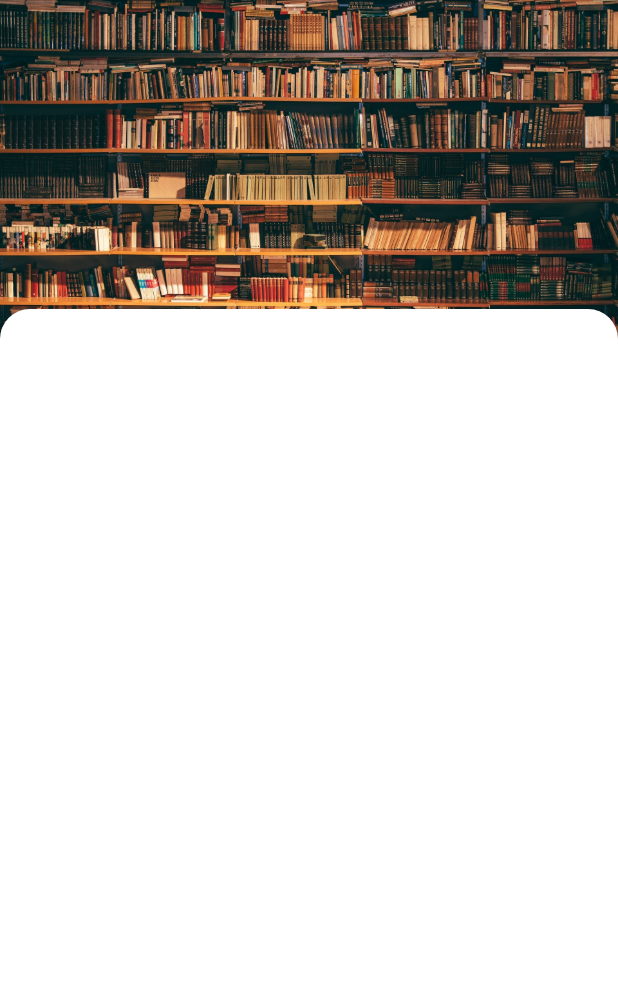
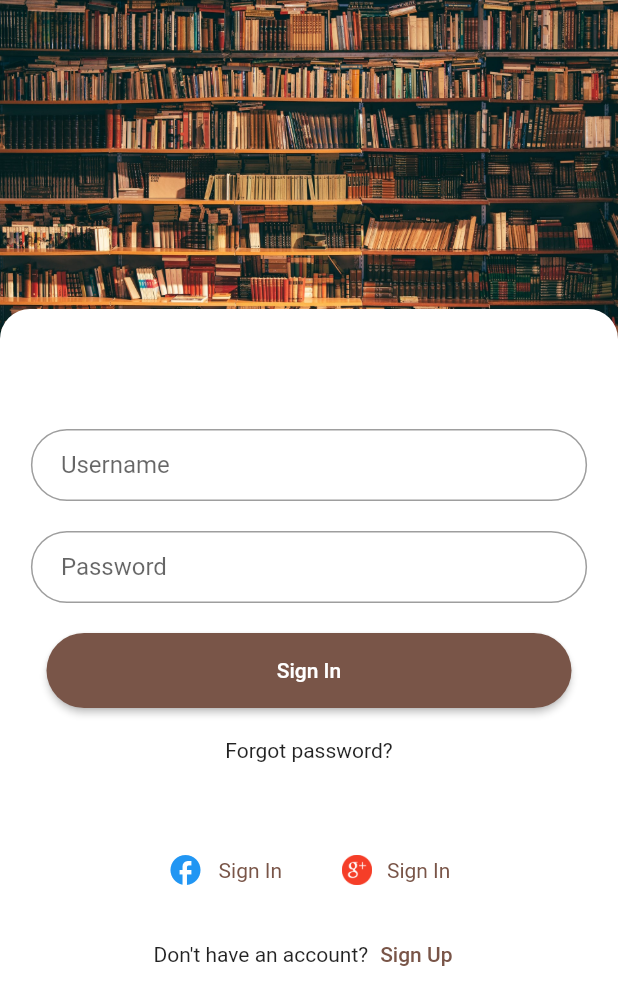
Before and after one commit to eng-gergely-zsolt/finebooks_app, a Flutter app: the screen it shows after launch, after a tap on "Sign in", on a phone screen of 412 x 824 dp. Shown: the top 1005 px of the screen. Run offline on Flutter 3.47's test engine with Material 2 defaults, Android fonts, the light colour scheme and no system bars; our stand-ins replace flutter_bloc.

Commit message:
Login page backend

```diff
--- /dev/null
+++ b/lib/blocs/login/login_block.dart
@@ -0,0 +1,17 @@
+import 'package:flutter_bloc/flutter_bloc.dart';
+
+import 'login_events.dart';
+import 'login_state.dart';
+
+class LoginBloc extends Bloc<LoginEvent, LoginState> {
+  LoginBloc() : super(LoginState());
+
+  @override
+  Stream<LoginState> mapEventToState(LoginEvent event) async* {
+    //Change input
+    if (event is ChangeInput) {
+      yield state.newLoginState(
+          pUsername: event.username, pPassword: event.password);
+    }
+  }
+}
--- /dev/null
+++ b/lib/blocs/login/login_events.dart
@@ -0,0 +1,7 @@
+abstract class LoginEvent {}
+
+class ChangeInput extends LoginEvent {
+  final String? username;
+  final String? password;
+  ChangeInput({this.username, this.password});
+}
--- /dev/null
+++ b/lib/blocs/login/login_state.dart
@@ -0,0 +1,81 @@
+import '../../models/user.dart';
+import '../../services/login_call.dart';
+
+class LoginState {
+  final String userName;
+  final String password;
+
+  bool isUsernameValid;
+  bool isPasswordCorrect;
+
+  LoginState({
+    this.userName = '',
+    this.password = '',
+    this.isUsernameValid = false,
+    this.isPasswordCorrect = false,
+  });
+
+  LoginState newLoginState({
+    String? pUsername,
+    String? pPassword,
+    bool? pIsUsernameValid,
+    bool? pIsPasswordCorrect,
+  }) {
+    return LoginState(
+      userName: pUsername ?? this.userName,
+      password: pPassword ?? this.password,
+      isUsernameValid: pIsUsernameValid ?? this.isUsernameValid,
+      isPasswordCorrect: pIsPasswordCorrect ?? this.isPasswordCorrect,
+    );
+  }
+
+  void setIsUsernameValid(bool newValue) {
+    this.isUsernameValid = newValue;
+  }
+
+  void setIsPasswordCorrect(bool newValue) {
+    this.isPasswordCorrect = newValue;
+  }
+
+  String? validateUsername() {
+    String? result;
+
+    if (this.isUsernameValid == false) {
+      result = 'Invalid username';
+    }
+
+    return result;
+  }
+
+  String? validatePassword() {
+    String? response;
+
+    if (this.isUsernameValid == false) {
+    }
+    //Invalid password
+    else if (this.isPasswordCorrect == false) {
+      response = 'Invalid password';
+    }
+
+    return response;
+  }
+
+  Future<List<User>> validateLogin(String username) {
+    setIsUsernameValid(false);
+    setIsPasswordCorrect(false);
+
+    Future<List<User>> person = fetchPerson(username);
+
+    person.then((value) {
+      if (value.isNotEmpty) {
+        setIsUsernameValid(true);
+
+        if (this.password == value[0].password) {
+          setIsPasswordCorrect(true);
+        }
+      }
+    });
+
+    return person;
+  }
+}
--- a/lib/main.dart
+++ b/lib/main.dart
@@ -1,19 +1,47 @@
+import 'dart:io';
+
 import 'package:flutter/material.dart';
 
-import 'screens/login/lobby.dart';
+import './screens/lobby/lobby.dart';
 
 void main() {
+  HttpOverrides.global = new MyHttpOverrides();
   runApp(MyApp());
 }
 
 class MyApp extends StatelessWidget {
   @override
-  Widget build(BuildContext context) {
+  build(context) {
     return MaterialApp(
-      title: 'FineBooks',
       home: Scaffold(
         body: Lobby(),
       ),
     );
+    // return MaterialApp(
+    //   home: Lobby(),
+    // );
   }
 }
+
+class MyHttpOverrides extends HttpOverrides {
+  @override
+  HttpClient createHttpClient(SecurityContext? context) {
+    return super.createHttpClient(context)
+      ..badCertificateCallback =
+          (X509Certificate cert, String host, int port) => true;
+  }
+}
+
+// FutureBuilder<Person>(
+              //     future: state.validateLogin(),
+              //     builder:
+              //         (BuildContext context, AsyncSnapshot<Person> snapshot) {
+              //       return snapshot.data != null
+              //           ? Text(snapshot.data!.firstName)
+              //           : Text('fasz');
+              //     }),
+
+
+// var mediaQuery = MediaQuery.of(context);
+// var appWidth = mediaQuery.size.width;
+// var appHeight = mediaQuery.size.width - MediaQueryData.fromWindow(window).padding.top;
--- /dev/null
+++ b/lib/models/user.dart
@@ -0,0 +1,19 @@
+class User {
+  final int id;
+  final String username;
+  final String password;
+  final String lastName;
+  final String firstName;
+
+  User(this.id, this.username, this.password, this.lastName, this.firstName);
+
+  factory User.fromJson(Map<String, dynamic> json) {
+    return User(
+      json['id'],
+      json['username'],
+      json['password_'],
+      json['last_name'],
+      json['first_name'],
+    );
+  }
+}
--- /dev/null
+++ b/lib/screens/login/components/login_form.dart
@@ -0,0 +1,98 @@
+import 'dart:ui';
+
+import 'package:finebooks_app/screens/home/home.dart';
+import 'package:flutter/material.dart';
+import 'package:flutter_bloc/flutter_bloc.dart';
+
+import '../../../models/user.dart';
+import '../../../blocs/login/login_state.dart';
+import '../../../blocs/login/login_block.dart';
+import '../../../blocs/login/login_events.dart';
+
+class LoginForm extends StatelessWidget {
+  static GlobalKey<FormState> formKey = GlobalKey<FormState>();
+  static TextEditingController usernameController = TextEditingController();
+
+  void _validateLogin(BuildContext ctx, LoginState state) {
+    Future<List<User>> userList =
+        state.validateLogin(usernameController.value.text);
+
+    userList.then((value) {
+      if (formKey.currentState!.validate()) {
+        Navigator.push(
+          ctx,
+          MaterialPageRoute(
+            builder: (context) => Home(value[0]),
+          ),
+        );
+      }
+    });
+  }
+
+  @override
+  Widget build(BuildContext context) {
+    var mediaQuery = MediaQuery.of(context);
+    var appWidth = mediaQuery.size.width;
+
+    return BlocProvider(
+      create: (context) => LoginBloc(),
+      child: BlocBuilder<LoginBloc, LoginState>(builder: (context, state) {
+        return Form(
+          key: formKey,
+          child: Column(
+            children: [
+              SizedBox(height: 80),
+              Padding(
+                padding: EdgeInsets.symmetric(horizontal: appWidth * 0.05),
+                child: TextFormField(
+                  controller: usernameController,
+                  validator: (value) => state.validateUsername(),
+                  onChanged: (value) => context
+                      .read<LoginBloc>()
+                      .add(ChangeInput(username: value)),
+                  decoration: InputDecoration(
+                    hintText: 'Username',
+                    contentPadding: EdgeInsets.symmetric(horizontal: 20),
+                    border: OutlineInputBorder(
+                        borderRadius: BorderRadius.circular(30)),
+                  ),
+                ),
+              ),
+              SizedBox(height: 20),
+              Padding(
+                padding: EdgeInsets.symmetric(horizontal: appWidth * 0.05),
+                child: TextFormField(
+                  obscureText: true,
+                  validator: (value) => state.validatePassword(),
+                  onChanged: (value) => context
+                      .read<LoginBloc>()
+                      .add(ChangeInput(password: value)),
+                  decoration: InputDecoration(
+                    hintText: 'Password',
+                    contentPadding: EdgeInsets.symmetric(horizontal: 20),
+                    border: OutlineInputBorder(
+                        borderRadius: BorderRadius.circular(30)),
+                  ),
+                ),
+              ),
+              SizedBox(height: 20),
+              ElevatedButton(
+                child: Text('Sign In'),
+                onPressed: () {
+                  _validateLogin(context, state);
+                },
+                style: ElevatedButton.styleFrom(
+                  primary: Colors.brown,
+                  fixedSize: Size(350, 50),
+                  shape: RoundedRectangleBorder(
+                    borderRadius: BorderRadius.circular(30),
+                  ),
+                ),
+              ),
+            ],
+          ),
+        );
+      }),
+    );
+  }
+}
--- /dev/null
+++ b/lib/screens/login/components/login_view.dart
@@ -0,0 +1,44 @@
+import 'package:finebooks_app/screens/login/components/other_login_options.dart';
+import 'package:flutter/material.dart';
+
+import 'login_form.dart';
+
+class LoginView extends StatelessWidget {
+  @override
+  Widget build(BuildContext context) {
+    return GestureDetector(
+      onTap: () => FocusManager.instance.primaryFocus?.unfocus(),
+      child: Stack(
+        fit: StackFit.expand,
+        children: [
+          Container(
+            alignment: Alignment.topCenter,
+            child: Image.asset('assets/images/books-cover3.jpg'),
+          ),
+          Positioned(
+            top: MediaQuery.of(context).size.height * 0.25,
+            child: Container(
+              width: MediaQuery.of(context).size.width * 1,
+              height: MediaQuery.of(context).size.height * 0.75,
+              decoration: BoxDecoration(
+                color: Colors.white,
+                borderRadius: BorderRadius.only(
+                  topLeft: Radius.circular(20.0),
+                  topRight: Radius.circular(20.0),
+                ),
+              ),
+              child: SingleChildScrollView(
+                child: Column(
+                  children: [
+                    LoginForm(),
+                    OtherLoginOptions(),
+                  ],
+                ),
+              ),
+            ),
+          )
+        ],
+      ),
+    );
+  }
+}
--- /dev/null
+++ b/lib/screens/login/components/other_login_options.dart
@@ -0,0 +1,61 @@
+import 'package:flutter/material.dart';
+
+class OtherLoginOptions extends StatelessWidget {
+  @override
+  Widget build(BuildContext context) {
+    return Column(
+      children: [
+        SizedBox(height: 20),
+        Text('Forgot password?'),
+        SizedBox(height: 60),
+        Row(
+          mainAxisAlignment: MainAxisAlignment.center,
+          children: [
+            Icon(
+              Icons.facebook,
+              color: Colors.blue,
+            ),
+            SizedBox(width: 10),
+            Text(
+              'Sign In',
+              style: TextStyle(
+                color: Colors.brown,
+              ),
+            ),
+            SizedBox(width: 40),
+            Container(
+              width: 20,
+              height: 20,
+              child: Image.asset('assets/images/google-logo.png'),
+            ),
+            SizedBox(width: 10),
+            Text(
+              'Sign In',
+              style: TextStyle(
+                color: Colors.brown,
+              ),
+            ),
+          ],
+        ),
+        SizedBox(
+          height: 20,
+        ),
+        Row(
+          mainAxisAlignment: MainAxisAlignment.center,
+          children: [
+            Text('Don\'t have an account?'),
+            TextButton(
+              onPressed: () {},
+              child: Text(
+                'Sign Up',
+                style: TextStyle(
+                  color: Colors.brown,
+                ),
+              ),
+            ),
+          ],
+        ),
+      ],
+    );
+  }
+}
--- a/lib/screens/login/login.dart
+++ b/lib/screens/login/login.dart
@@ -1,34 +1,13 @@
 import 'package:flutter/material.dart';
+
+import './components/login_view.dart';
 
 class Login extends StatelessWidget {
   @override
   Widget build(BuildContext context) {
-    return Scaffold(
-      body: Stack(
-        fit: StackFit.expand,
-        children: [
-          Container(
-            alignment: Alignment.topCenter,
-            child: Image.asset('assets/images/books-cover3.jpg'),
-          ),
-          Positioned(
-            top: MediaQuery.of(context).size.height * 0.25,
-            child: Container(
-              width: MediaQuery.of(context).size.width * 1,
-              height: MediaQuery.of(context).size.height * 0.75,
-              decoration: BoxDecoration(
-                color: Colors.white,
-                borderRadius: BorderRadius.only(
-                  topLeft: Radius.circular(20.0),
-                  topRight: Radius.circular(20.0),
-                ),
-              ),
-              child: Column(
-                children: [],
-              ),
-            ),
-          )
-        ],
+    return MaterialApp(
+      home: Scaffold(
+        body: LoginView(),
       ),
     );
   }
--- a/lib/screens/register/register.dart
+++ b/lib/screens/registration/registration.dart
@@ -1,8 +1,8 @@
 import 'package:flutter/material.dart';
 
-class Register extends StatelessWidget {
+class Registration extends StatelessWidget {
   @override
   Widget build(BuildContext context) {
-    return Container();
+    return Scaffold();
   }
 }
--- /dev/null
+++ b/lib/services/login_call.dart
@@ -0,0 +1,160 @@
+import 'dart:convert';
+
+import 'package:finebooks_app/models/user.dart';
+import 'package:http/http.dart' as http;
+
+Future<List<User>> fetchPerson(String username) async {
+  String uri = '';
+
+  if (username == '') {
+    return [];
+  } else {
+    uri = 'https://10.0.2.2:5001/person' + '/$username';
+  }
+
+  final response = await http.get(Uri.parse(uri));
+
+  if (response.statusCode == 200) {
+    Iterable list = json.decode(response.body);
+    return list.map((model) => User.fromJson(model)).toList();
+  } else {
+    throw Exception('Failed to load album');
+  }
+
+//   import 'dart:convert';
+
+// import 'package:finebooks_app/models/person.dart';
+// import 'package:http/http.dart' as http;
+
+// Future<List<Person>> fetchPerson() async {
+//   final response =
+//       await http.get(Uri.parse('https://10.0.2.2:5001/person/anomakyr'));
+
+//   if (response.statusCode == 200) {
+//     Iterable list = json.decode(response.body);
+//     List<Person> persons = list.map((model) => Person.fromJson(model)).toList();
+//     return persons;
+//   } else {
+//     throw Exception('Failed to load album');
+//   }
+
+  // List<Person> persons = [];
+
+  // await API.getUsers().then((response) {
+  //   Iterable list = json.decode(response.body);
+  //   persons = list.map((model) => Person.fromJson(model)).toList();
+  //   print(persons[0].firstName);
+  //   return persons;
+  // });
+
+  // if (response.statusCode == 200) {
+  //   Iterable list = json.decode(response.body);
+  //   persons =
+  //       list.map((model) => Person.fromJson(model)) as Future<List<Person>>;
+  //   return persons;
+  // } else {
+  //   // If the server did not return a 200 OK response,
+  //   // then throw an exception.
+  //   throw Exception('Failed to load album');
+  // }
+}
+
+// class API {
+//   static Future getUsers() {
+//     return http.get((Uri.parse('https://10.0.2.2:5001/person/anomakyr')));
+//   }
+// }
+
+// List<Person> getUsers() {
+//   List<Person> persons = [];
+//   API.getUsers().then((response) {
+//     Iterable list = json.decode(response.body);
+//     persons = list.map((model) => Person.fromJson(model)).toList();
+//   });
+//   return persons;
+// }
+
+// class LoginCall {}
+
+
+
+
+
+
+
+
+
+
+// import 'dart:io';
+// import 'dart:convert';
+
+// import 'package:finebooks_app/models/person.dart';
+// import 'package:flutter/material.dart';
+// import 'package:http/http.dart' as http;
+
+// void main() {
+//   HttpOverrides.global = new MyHttpOverrides();
+//   runApp(MyApp());
+// }
+
+// class MyApp extends StatelessWidget {
+//   @override
+//   build(context) {
+//     return MaterialApp(
+//       debugShowCheckedModeBanner: false,
+//       title: 'My Http App',
+//       theme: ThemeData(
+//         primarySwatch: Colors.blue,
+//       ),
+//       home: MyListScreen(),
+//     );
+//   }
+// }
+
+// class MyListScreen extends StatefulWidget {
+//   @override
+//   createState() => _MyListScreenState();
+// }
+
+// class _MyListScreenState extends State {
+//   List<Person> persons = [];
+
+// _getUsers() {
+//   API.getUsers().then((response) {
+//     List<Person> persons = [];
+//     setState(() {
+//       Iterable list = json.decode(response.body);
+//       persons = list.map((model) => Person.fromJson(model)).toList();
+//     });
+//   });
+// }
+
+// initState() {
+//   super.initState();
+//   _getUsers();
+// }
+
+// dispose() {
+//   super.dispose();
+// }
+
+//   @override
+//   build(context) {
+//     return Scaffold(
+//         appBar: AppBar(
+//           title: Text("User List"),
+//         ),
+//         body: ListView.builder(
+//           itemCount: persons.length,
+//           itemBuilder: (context, index) {
+//             return ListTile(title: Text(persons[index].username));
+//           },
+//         ));
+//   }
+// }
+
+// class API {
+//   static Future getUsers() {
+//     return http.get((Uri.parse('https://10.0.2.2:5001/person')));
+//   }
+// }
--- a/pubspec.yaml
+++ b/pubspec.yaml
@@ -27,8 +27,11 @@ dependencies:
 
   # The following adds the Cupertino Icons font to your application.
   # Use with the CupertinoIcons class for iOS style icons.
+  http: ^0.13.3
+  equatable: ^2.0.0
+  flutter_bloc: ^7.2.0
   cupertino_icons: ^1.0.2
-  http: ^0.13.3
+
 
 dev_dependencies:
   flutter_test:
@@ -51,6 +54,7 @@ flutter:
     - assets/images/books-cover1.jpg
     - assets/images/books-cover2.jpg
     - assets/images/books-cover3.jpg
+    - assets/images/google-logo.png
 
   # An image asset can refer to one or more resolution-specific "variants", see
   # https://flutter.dev/assets-and-images/#resolution-aware.
```
Also changed, not shown: lib/screens/home/home.dart (added, +13 -0 lines), lib/screens/lobby/lobby.dart (renamed from lib/screens/login/lobby.dart, +8 -4 lines), assets/images/google-logo.png (added), lib/blocs/registration/registration_bloc.dart (added), lib/blocs/registration/registration_events.dart (added), lib/blocs/registration/registration_state.dart (added), pubspec.lock, 1 other file.
